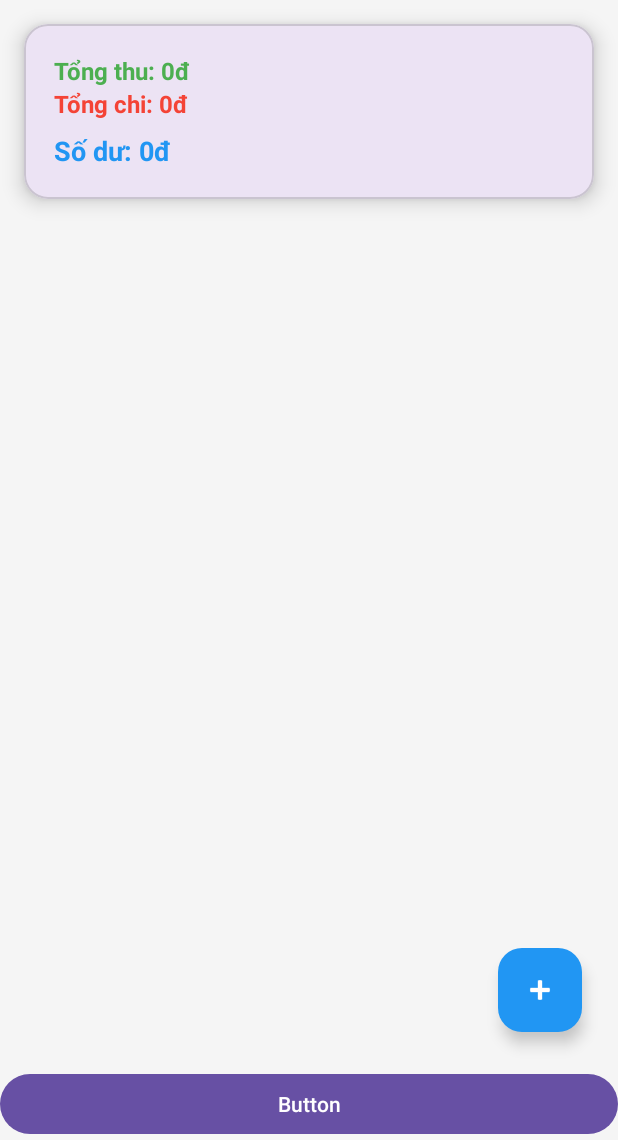
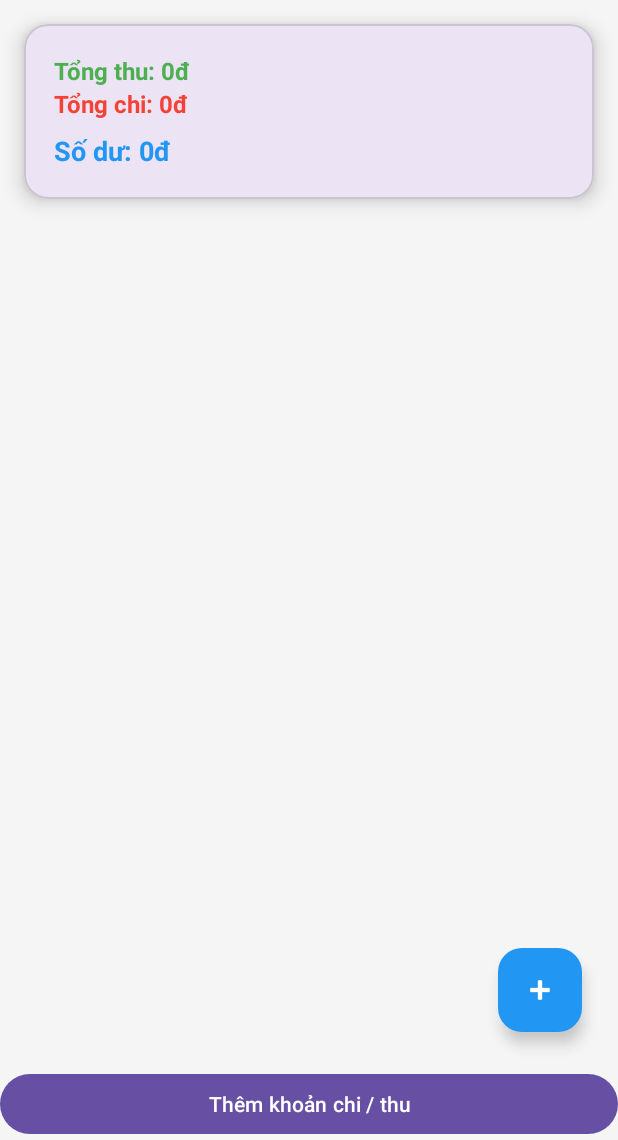
Before and after one commit to mapp113/quanlichitieu, an Android app: the TransactionActivity screen opened directly, with no data from a screen before it, on a phone screen of 412 x 824 dp, the part 96-1236 px from its top. Run offline under Robolectric (Android 15) with nearby library versions, the phone set to English and light mode, and no system bars; our stand-ins replace Room's generated code.

```diff
--- a/app/src/main/java/com/example/quanlichitieu/ui/activity/TransactionActivity.java
+++ b/app/src/main/java/com/example/quanlichitieu/ui/activity/TransactionActivity.java
@@ -60,7 +60,7 @@ public class TransactionActivity extends AppCompatActivity {
         tvTotalExpense = findViewById(R.id.tvTotalExpense);
         Button swap = findViewById(R.id.buttonSwap);
         swap.setOnClickListener(view -> {
-            startActivity(new Intent(this,TransactionRealActivity.class));
+            startActivity(new Intent(this, AddEditActivity.class));
         });
         tvBalance = findViewById(R.id.tvBalance);
         RecyclerView recyclerView = findViewById(R.id.recyclerView);
@@ -81,7 +81,7 @@ public class TransactionActivity extends AppCompatActivity {
         });
         FloatingActionButton fabAdd = findViewById(R.id.fabAdd);
         fabAdd.setOnClickListener(v -> {
-            Intent intent = new Intent(this, AddEditActivity.class);
+            Intent intent = new Intent(this, AddCategoryActivity.class);
             startActivityForResult(intent, 100);
         });
     }
--- a/app/src/main/res/layout/activity_transaction.xml
+++ b/app/src/main/res/layout/activity_transaction.xml
@@ -78,6 +78,6 @@
         android:id="@+id/buttonSwap"
         android:layout_width="match_parent"
         android:layout_height="wrap_content"
-        android:text="Button" />
+        android:text="Thêm khoản chi / thu" />
 
 </LinearLayout>
```
